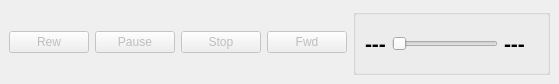
First picture: the form in src/playerwidget.ui, repository thetazzbot/karaokeplayer, before the edit.
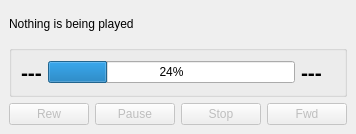
Second picture: the form after the edit. Icons and pictures are not drawn. Custom widgets are drawn as their Qt base class.

Commit message: Player window implemented

Diff of the .ui file:
```diff
--- a/src/playerwidget.ui
+++ b/src/playerwidget.ui
@@ -6,8 +6,8 @@
    <rect>
     <x>0</x>
     <y>0</y>
-    <width>559</width>
-    <height>84</height>
+    <width>313</width>
+    <height>134</height>
    </rect>
   </property>
   <property name="sizePolicy">
@@ -23,77 +23,19 @@
    <string>Player controls</string>
   </property>
   <widget class="QWidget" name="dockWidgetContents">
-   <layout class="QHBoxLayout" name="horizontalLayout_4">
+   <layout class="QVBoxLayout" name="verticalLayout">
     <item>
-     <layout class="QHBoxLayout" name="horizontalLayout">
-      <item>
-       <widget class="PlayerButton" name="btnRew">
-        <property name="enabled">
-         <bool>false</bool>
-        </property>
-        <property name="toolTip">
-         <string>Seeks five seconds backward</string>
-        </property>
-        <property name="whatsThis">
-         <string>Seeks five seconds backward</string>
-        </property>
-        <property name="text">
-         <string>Rew</string>
-        </property>
-       </widget>
-      </item>
-      <item>
-       <widget class="PlayerButton" name="btnPausePlay">
-        <property name="enabled">
-         <bool>false</bool>
-        </property>
-        <property name="toolTip">
-         <string>Plays or pauses a current playing song</string>
-        </property>
-        <property name="whatsThis">
-         <string>Plays or pauses a current playing song</string>
-        </property>
-        <property name="text">
-         <string>Pause</string>
-        </property>
-        <property name="shortcut">
-         <string>Alt+P</string>
-        </property>
-       </widget>
-      </item>
-      <item>
-       <widget class="PlayerButton" name="btnStop">
-        <property name="enabled">
-         <bool>false</bool>
-        </property>
-        <property name="toolTip">
-         <string>Stops the currently playing song</string>
-        </property>
-        <property name="whatsThis">
-         <string>Stops the currently playing song</string>
-        </property>
-        <property name="text">
-         <string>Stop</string>
-        </property>
-       </widget>
-      </item>
-      <item>
-       <widget class="PlayerButton" name="btnFwd">
-        <property name="enabled">
-         <bool>false</bool>
-        </property>
-        <property name="toolTip">
-         <string>Seeks five seconds forward</string>
-        </property>
-        <property name="whatsThis">
-         <string>Seeks five seconds forward</string>
-        </property>
-        <property name="text">
-         <string>Fwd</string>
-        </property>
-       </widget>
-      </item>
-     </layout>
+     <widget class="QLabel" name="lblInfo">
+      <property name="sizePolicy">
+       <sizepolicy hsizetype="Preferred" vsizetype="Expanding">
+        <horstretch>0</horstretch>
+        <verstretch>0</verstretch>
+       </sizepolicy>
+      </property>
+      <property name="text">
+       <string>Nothing is being played</string>
+      </property>
+     </widget>
     </item>
     <item>
      <widget class="QGroupBox" name="groupBox">
@@ -131,9 +73,9 @@
         </widget>
        </item>
        <item>
-        <widget class="QSlider" name="seekSlider">
-         <property name="orientation">
-          <enum>Qt::Horizontal</enum>
+        <widget class="QProgressBar" name="seekBar">
+         <property name="value">
+          <number>24</number>
          </property>
         </widget>
        </item>
@@ -173,6 +115,77 @@
       </layout>
      </widget>
     </item>
+    <item>
+     <layout class="QHBoxLayout" name="horizontalLayout">
+      <item>
+       <widget class="PlayerButton" name="btnRew">
+        <property name="enabled">
+         <bool>false</bool>
+        </property>
+        <property name="toolTip">
+         <string>Seeks five seconds backward</string>
+        </property>
+        <property name="whatsThis">
+         <string>Seeks five seconds backward</string>
+        </property>
+        <property name="text">
+         <string>Rew</string>
+        </property>
+       </widget>
+      </item>
+      <item>
+       <widget class="PlayerButton" name="btnPausePlay">
+        <property name="enabled">
+         <bool>false</bool>
+        </property>
+        <property name="toolTip">
+         <string>Plays or pauses a current playing song</string>
+        </property>
+        <property name="whatsThis">
+         <string>Plays or pauses a current playing song</string>
+        </property>
+        <property name="text">
+         <string>Pause</string>
+        </property>
+        <property name="shortcut">
+         <string>Alt+P</string>
+        </property>
+       </widget>
+      </item>
+      <item>
+       <widget class="PlayerButton" name="btnStop">
+        <property name="enabled">
+         <bool>false</bool>
+        </property>
+        <property name="toolTip">
+         <string>Stops the currently playing song</string>
+        </property>
+        <property name="whatsThis">
+         <string>Stops the currently playing song</string>
+        </property>
+        <property name="text">
+         <string>Stop</string>
+        </property>
+       </widget>
+      </item>
+      <item>
+       <widget class="PlayerButton" name="btnFwd">
+        <property name="enabled">
+         <bool>false</bool>
+        </property>
+        <property name="toolTip">
+         <string>Seeks five seconds forward</string>
+        </property>
+        <property name="whatsThis">
+         <string>Seeks five seconds forward</string>
+        </property>
+        <property name="text">
+         <string>Fwd</string>
+        </property>
+       </widget>
+      </item>
+     </layout>
+    </item>
    </layout>
   </widget>
  </widget>
```
Left out of the diff: 6 changed lines with no effect on the pictures. The commit also changes 9 other files.
